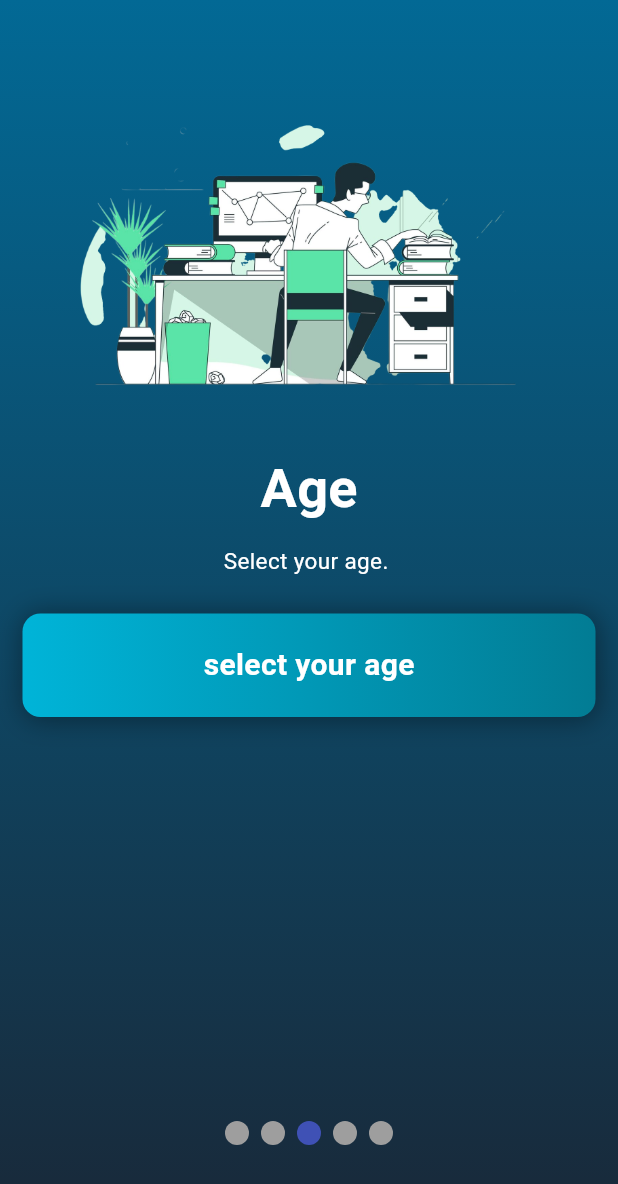
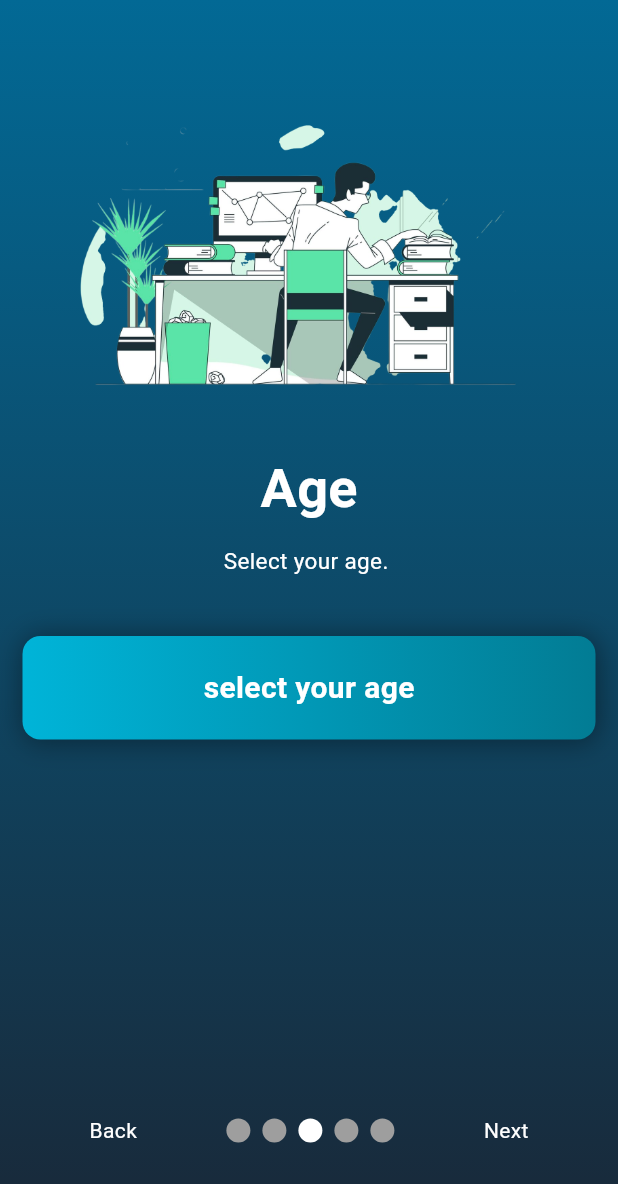
Before and after one commit to Akram832/healthMateAI, a Flutter app: the RegisterPage screen opened directly, swiped to page 3, on a phone screen of 412 x 824 dp. Shown: the top 1184 px of the screen. Run offline on Flutter 3.47's test engine with Material 3 defaults, Android fonts, the phone set to English and light mode, and no system bars; drawn by our look-alikes of smooth_page_indicator; our stand-ins replace flutter_bloc; missing offline and left inert: bottom_picker; accounts and stored records are empty.

Commit message:
registration ui ready to get linked with firebase

```diff
--- a/app/lib/features/auth/presentation/components/date_input.dart
+++ b/app/lib/features/auth/presentation/components/date_input.dart
@@ -21,7 +21,7 @@ class MyDateInput extends StatelessWidget {
       onChange: (index) {
         print(index);
       },
-      bottomPickerTheme: BottomPickerTheme.plumPlate,
+      bottomPickerTheme: BottomPickerTheme.blue,
     ).show(context);
   }
 
--- a/app/lib/features/auth/presentation/components/registration/age_reg.dart
+++ b/app/lib/features/auth/presentation/components/registration/age_reg.dart
@@ -43,7 +43,7 @@ class BirthDateReg extends StatelessWidget {
             style: TextStyle(
                 fontSize: 15, color: Theme.of(context).colorScheme.primary),
           ),
-          const SizedBox(height: 25),
+          const SizedBox(height: 40),
           MyDateInput(text: 'select your age')
         ],
       ),
--- a/app/lib/features/auth/presentation/pages/register.dart
+++ b/app/lib/features/auth/presentation/pages/register.dart
@@ -1,4 +1,3 @@
-
 import 'package:app/features/auth/presentation/components/registration/age_reg.dart';
 import 'package:app/features/auth/presentation/components/registration/email_reg.dart';
 import 'package:app/features/auth/presentation/components/registration/gender_reg.dart';
@@ -17,6 +16,7 @@ class RegisterPage extends StatefulWidget {
 
 class _RegisterPageState extends State<RegisterPage> {
   PageController _controller = PageController();
+  bool onLastPage = false;
 
   @override
   Widget build(BuildContext context) {
@@ -26,6 +26,11 @@ class _RegisterPageState extends State<RegisterPage> {
           children: [
             PageView(
               controller: _controller,
+              onPageChanged: (index) {
+                setState(() {
+                  onLastPage = (index == 4);
+                });
+              },
               children: [
                 FullNameReg(),
                 GenderReg(),
@@ -36,7 +41,46 @@ class _RegisterPageState extends State<RegisterPage> {
             ),
             Container(
               alignment: Alignment(0, 0.85),
-              child: SmoothPageIndicator(controller: _controller, count: 5),
+              child: Row(
+                  mainAxisAlignment: MainAxisAlignment.spaceEvenly,
+                  children: [
+                    GestureDetector(
+                        onTap: () {
+                          _controller.previousPage(
+                              duration: Duration(milliseconds: 500),
+                              curve: Curves.easeIn);
+                        },
+                        child: Text(
+                          "Back",
+                          style: TextStyle(color: Colors.white),
+                        )),
+                    SmoothPageIndicator(
+                      controller: _controller,
+                      count: 5,
+                      effect: SlideEffect(activeDotColor: Colors.white),
+                    ),
+                    onLastPage
+                        ? GestureDetector(
+                            onTap: () {
+                              _controller.nextPage(
+                                  duration: Duration(milliseconds: 500),
+                                  curve: Curves.easeIn);
+                            },
+                            child: Text(
+                              "Done",
+                              style: TextStyle(color: Colors.white),
+                            ))
+                        : GestureDetector(
+                            onTap: () {
+                              _controller.nextPage(
+                                  duration: Duration(milliseconds: 500),
+                                  curve: Curves.easeIn);
+                            },
+                            child: Text(
+                              "Next",
+                              style: TextStyle(color: Colors.white),
+                            ))
+                  ]),
             )
           ],
         ),
```
